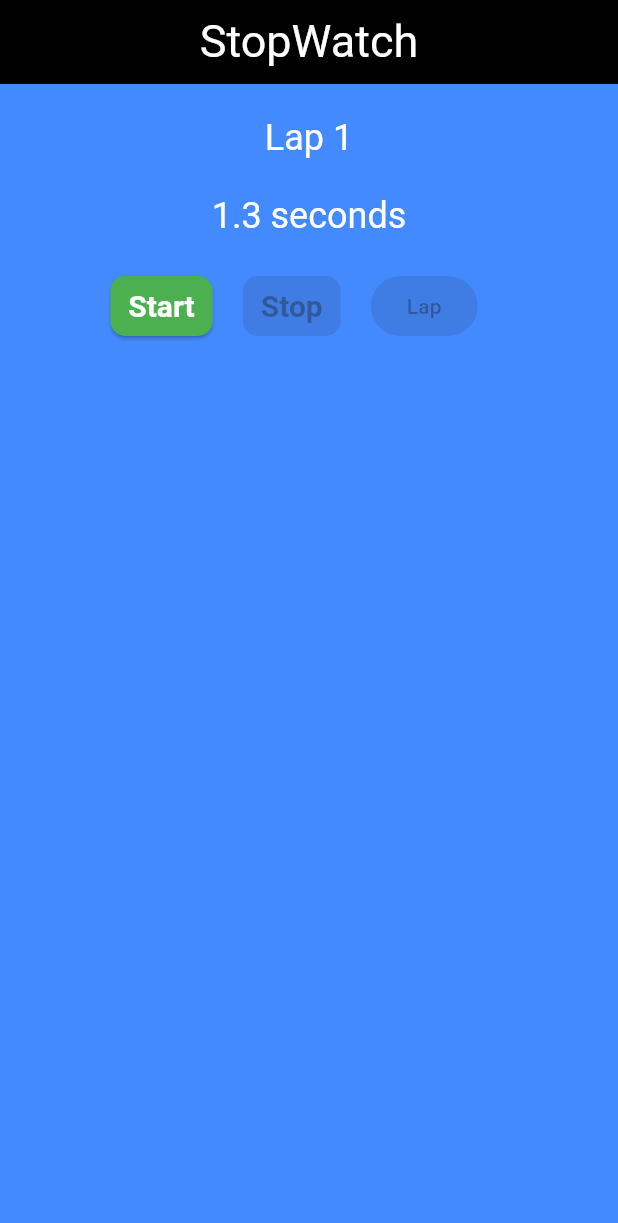
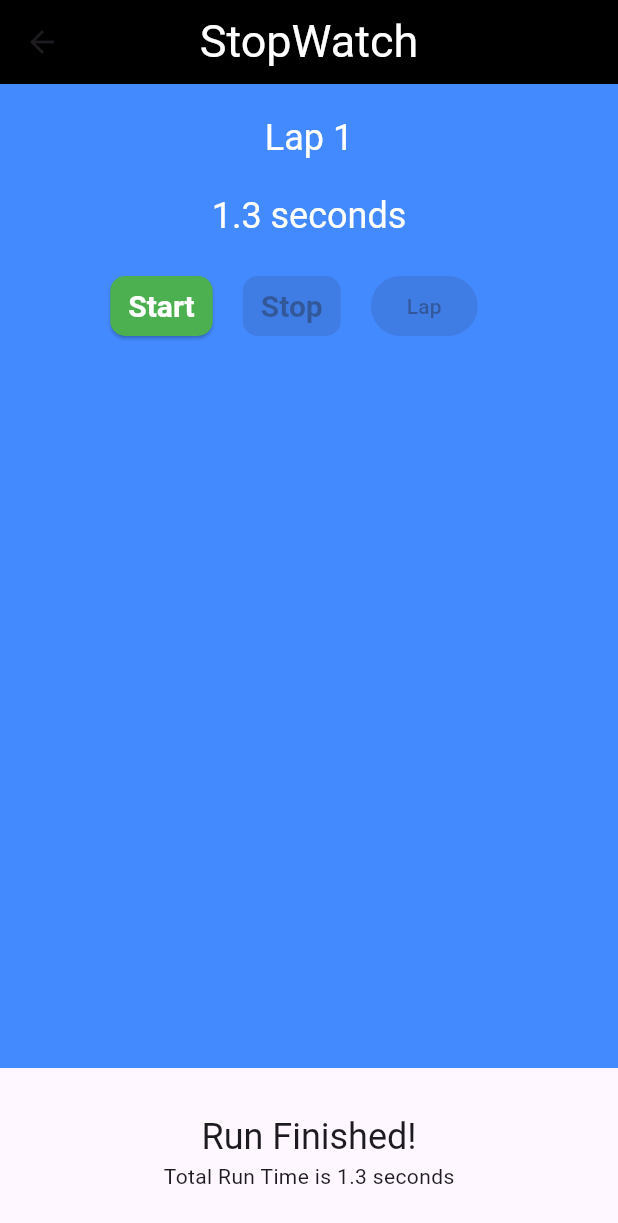
Before and after one commit to DevarshTri/StopWatch_App, a Flutter app: the screen it shows after launch, after a tap on "Start", after a tap on "Stop", on a phone screen of 412 x 824 dp. Shown: the top 1223 px of the screen. Run offline on Flutter 3.47's test engine with Material 3 defaults, Android fonts, the phone set to English and light mode, and no system bars; missing offline and left inert: dart:js.

Commit message:
Add files via upload

```diff
--- a/lib/main.dart
+++ b/lib/main.dart
@@ -1,4 +1,5 @@
 import 'package:flutter/material.dart';
+import 'package:master_stopwatch/login.dart';
 import 'package:master_stopwatch/stopwatch.dart';
 
 void main() {
--- a/lib/stopwatch.dart
+++ b/lib/stopwatch.dart
@@ -1,7 +1,10 @@
 import 'dart:async';
+import 'dart:js';
 
+import 'package:flutter/cupertino.dart';
 import 'package:flutter/material.dart';
 import 'package:flutter/widgets.dart';
+import 'package:master_stopwatch/plattform_alert.dart';
 
 class sw extends StatefulWidget {
   const sw({super.key});
@@ -11,7 +14,7 @@
 }
 
 class _swState extends State<sw> {
-  int milliseconds =0;
+  int milliseconds = 0;
   late Timer timer;
 
   // @override
@@ -20,27 +23,29 @@
   //   timer = Timer.periodic(Duration(seconds: 1),_onTick);
   // }
 
-  void _onTick(Timer time){
+  void _onTick(Timer time) {
     // if(mounted){
     setState(() {
-        milliseconds+=100;
+      milliseconds += 100;
     });
     // }
   }
 
   String _secondsText(int milliseconds) {
-    final seconds = milliseconds /1000;
+    final seconds = milliseconds / 1000;
     return '$seconds seconds';
   }
 
   @override
   void dispose() {
     timer.cancel();
+    scrollController.dispose();
     super.dispose();
   }
+
   bool _isTicking = false;
-  void _startTimer(){
-     timer = Timer.periodic(Duration(milliseconds: 100),_onTick);
+  void _startTimer() {
+    timer = Timer.periodic(Duration(milliseconds: 100), _onTick);
 
     setState(() {
       milliseconds = 0;
@@ -48,25 +53,48 @@
       laps.clear();
     });
   }
-  void _stopTimer(){
+
+  void _stopTimer(BuildContext context) {
     timer.cancel();
     setState(() {
       _isTicking = false;
     });
+    // final totalRuntime = laps.fold(milliseconds, (total, lap) => total + lap);
+    // final alert = PlatformAlert(
+    //   'Run Completed!',
+    //   "Total Run Time is ${_secondsText(totalRuntime)}");
+    //   alert.show(context);
+   // showBottomSheet(context: context, builder: _buildRunCompleteSheet);
+
+    final controller = showBottomSheet(context: context,builder: _buildRunCompleteSheet);
+
+    Future.delayed(Duration(seconds: 5)).then((_) => controller.close());
   }
+
   final laps = <int>[];
 
-  void _lap(){
+  void _lap() {
     setState(() {
       laps.add(milliseconds);
       milliseconds = 0;
     });
+    scrollController.animateTo(
+      itemHeight * laps.length,
+      duration: Duration(microseconds: 500),
+      curve: Curves.easeIn,
+    );
   }
+
+  final itemHeight = 60.0;
+  final scrollController = ScrollController();
   @override
   Widget build(BuildContext context) {
     return Scaffold(
       appBar: AppBar(
-        title: Text("StopWatch",style: TextStyle(color: Colors.white,fontSize: 30),),
+        title: Text(
+          "StopWatch",
+          style: TextStyle(color: Colors.white, fontSize: 30),
+        ),
         centerTitle: true,
         backgroundColor: Colors.black,
       ),
@@ -82,31 +110,62 @@
       child: Column(
         mainAxisAlignment: MainAxisAlignment.center,
         children: [
-            SizedBox(height: 20,),
+          SizedBox(
+            height: 20,
+          ),
           Text(
-              'Lap ${laps.length+1}',
-              style: Theme.of(context).textTheme.headline5!.copyWith(color: Colors.white),
+            'Lap ${laps.length + 1}',
+            style: Theme.of(context)
+                .textTheme
+                .headline5!
+                .copyWith(color: Colors.white),
           ),
-            SizedBox(height: 20,),
+          SizedBox(
+            height: 20,
+          ),
           Text(
             _secondsText(milliseconds),
-              style: Theme.of(context).textTheme.headline5!.copyWith(color: Colors.white),
+            style: Theme.of(context)
+                .textTheme
+                .headline5!
+                .copyWith(color: Colors.white),
           ),
-            SizedBox(height: 20,),
+          SizedBox(
+            height: 20,
+          ),
           _buildControls(),
-            SizedBox(height: 20,),
+          SizedBox(
+            height: 20,
+          ),
           Expanded(
-              child: ListView(
-                children: [
-                  for(int milliseconds in laps)
-                  ListTile(
-                    title: Text(_secondsText(milliseconds),
+            child: Scrollbar(
+              child: ListView.builder(
+                controller: scrollController,
+                itemExtent: itemHeight,
+                itemCount: laps.length,
+                itemBuilder: (context, index) {
+                  final milliseconds = laps[index];
+                  return ListTile(
+                    contentPadding: EdgeInsets.symmetric(horizontal: 50),
+                    title: Text('Lap ${index + 1}',
                         style: TextStyle(
                           color: Colors.white,
-                      fontSize: 25,
-                    ),),
-                  )
-                ],
+                        )),
+                    trailing: Text(_secondsText(milliseconds),
+                        style: TextStyle(
+                          color: Colors.white,
+                        )),
+                  );
+                },
+
+                // for(int milliseconds in laps)
+                // ListTile(
+                //   title: Text(_secondsText(milliseconds),
+                //   style: TextStyle(
+                //     color: Colors.white,
+                //     fontSize: 25,
+                //   ),),
+              ),
             ),
           )
         ],
@@ -122,33 +181,64 @@
           style: ElevatedButton.styleFrom(
             backgroundColor: Colors.green,
             foregroundColor: Colors.white,
-                  textStyle: TextStyle(fontSize: 20,fontWeight: FontWeight.bold),
+            textStyle: TextStyle(fontSize: 20, fontWeight: FontWeight.bold),
             padding: EdgeInsets.symmetric(horizontal: 12, vertical: 8),
-                  shape: RoundedRectangleBorder(borderRadius: BorderRadius.circular(10)),
+            shape:
+                RoundedRectangleBorder(borderRadius: BorderRadius.circular(10)),
           ),
-                onPressed: _isTicking?null:_startTimer,
+          onPressed: _isTicking ? null : _startTimer,
           child: Text("Start"),
         ),
-                SizedBox(width: 20,),
-                ElevatedButton(
+        SizedBox(
+          width: 20,
+        ),
+        Builder(
+          builder: (context) =>  ElevatedButton(
               style: ElevatedButton.styleFrom(
                 backgroundColor: Colors.red,
                 foregroundColor: Colors.white,
-                  textStyle: TextStyle(fontSize: 20,fontWeight: FontWeight.bold),
+                textStyle: TextStyle(fontSize: 20, fontWeight: FontWeight.bold),
                 padding: EdgeInsets.symmetric(horizontal: 12, vertical: 8),
-                  shape: RoundedRectangleBorder(borderRadius: BorderRadius.circular(10)),
+                shape: RoundedRectangleBorder(
+                    borderRadius: BorderRadius.circular(10)),
               ),
-                  onPressed:_isTicking ? _stopTimer:null,
+              onPressed: _isTicking ?()=> _stopTimer(context) : null,
               child: Text("Stop")),
-                  SizedBox(width: 20,),
+        ),
+        SizedBox(
+          width: 20,
+        ),
         ElevatedButton(
             style: ElevatedButton.styleFrom(
               backgroundColor: Colors.yellow,
             ),
-                    onPressed:_isTicking?_lap:null,
+            onPressed: _isTicking ? _lap : null,
             child: Text("Lap")),
-                    SizedBox(width: 20,),
+        SizedBox(
+          width: 20,
+        ),
       ],
     );
   }
+  Widget _buildRunCompleteSheet(BuildContext context){
+    final totalRunTIme = laps.fold(milliseconds, (total, lap) => total + lap);
+    final textTheme = Theme.of(context).textTheme;
+
+    return SafeArea(
+      child:Container(
+        color: Theme.of(context).cardColor,
+        width: double.infinity,
+        child: Padding(
+          padding: EdgeInsets.symmetric(vertical: 30),
+          child: Column(
+            mainAxisSize: MainAxisSize.min,
+            children: [
+              Text('Run Finished!', style: textTheme.headlineSmall,),
+              Text('Total Run Time is ${_secondsText(milliseconds)}')
+            ],
+          ),
+        ),
+      )
+      );
   }
+}
```
Also changed, not shown: lib/login.dart (added, +101 -0 lines), lib/plattform_alert.dart (added, +48 -0 lines). Lines whose indentation alone changed are shown as unchanged.
